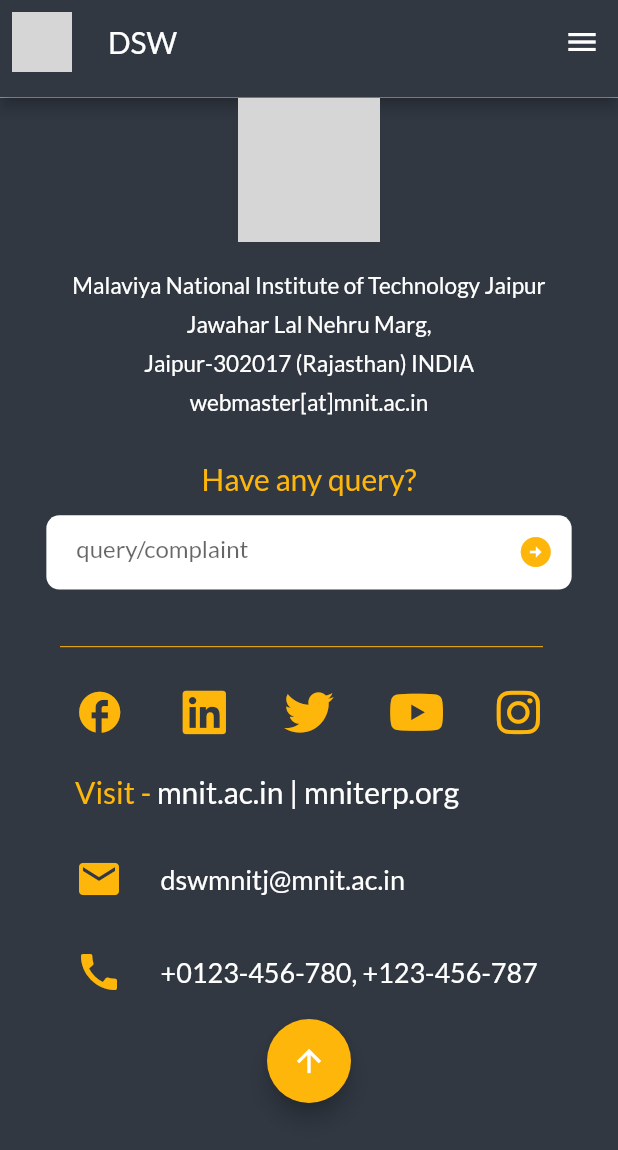
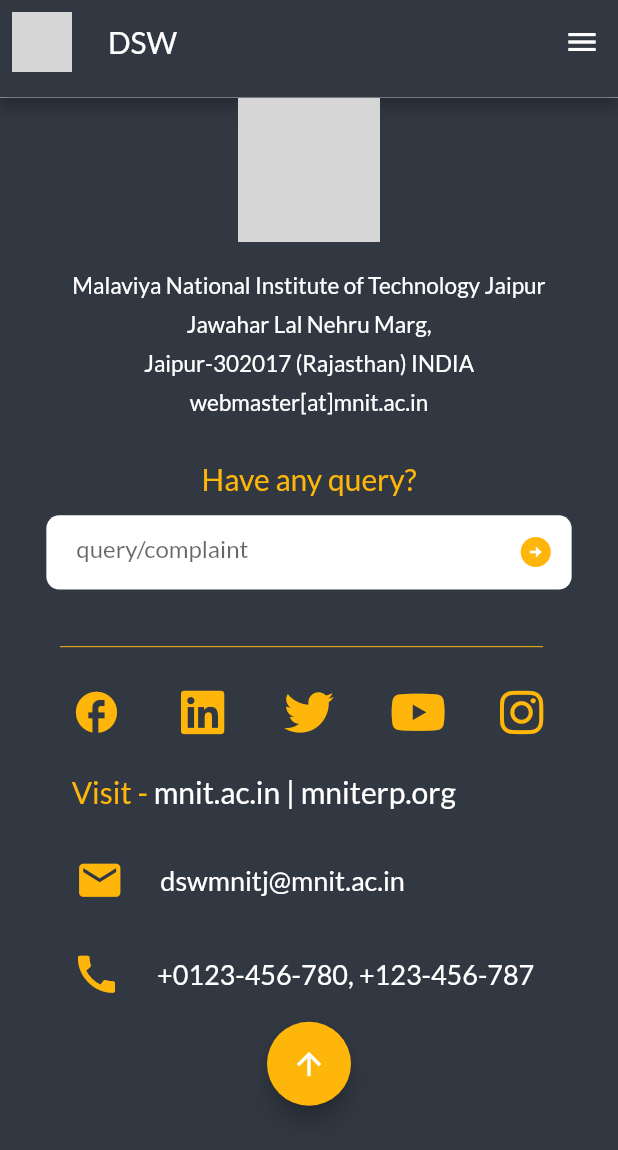
Before and after one commit to MNIT-DSW-APP/DSW-FRONTEND, a Flutter app: the AboutDSWScreen screen opened by its route, scrolled down 2201 dp, on a phone screen of 412 x 824 dp. Shown: the top 1150 px of the screen. Run offline on Flutter 3.47's test engine with Material 2 defaults, Android fonts, the phone set to English and light mode, and no system bars; our stand-ins replace carousel_slider, file_picker, flutter_lorem, font_awesome_flutter, percent_indicator, youtube_player_flutter; missing offline and left inert: rotated_corner_decoration; grey boxes are pictures that could not be loaded.

Commit message:
changes in copyright widget

```diff
--- a/lib/screens/landing_screen.dart
+++ b/lib/screens/landing_screen.dart
@@ -1,4 +1,5 @@
 import 'package:dswapp/widgets/aboutdsw_card.dart';
+import 'package:dswapp/widgets/copyright.dart';
 import 'package:dswapp/widgets/custom_appbar.dart';
 import 'package:dswapp/widgets/footer.dart';
 import 'package:dswapp/widgets/intro.dart';
@@ -60,6 +61,7 @@
                 width: 110,
               ),
               const Footer(),
+              const Copyright(),
             ],
           ),
         ),
--- a/lib/widgets/footer.dart
+++ b/lib/widgets/footer.dart
@@ -29,7 +29,8 @@
             child: Image.asset("lib/assets/images/Mnit_logo.png"),
           ),
           Padding(
-            padding: const EdgeInsets.only(top: 20, left: 15, right: 15),
+            padding: EdgeInsets.only(
+                top: 20, left: sz.width * 0.034, right: sz.width * 0.034),
             child: Text(
               "Malaviya National Institute of Technology Jaipur",
               style: TextStyle(
@@ -79,7 +80,8 @@
             color: yel,
           ),
           Padding(
-            padding: const EdgeInsets.only(top: 10, left: 50, right: 50),
+            padding: EdgeInsets.only(
+                top: 10, left: sz.width * 0.116, right: sz.width * 0.116),
             child: Row(
               mainAxisAlignment: MainAxisAlignment.spaceBetween,
               children: [
@@ -107,8 +109,11 @@
             ),
           ),
           Padding(
-            padding:
-                EdgeInsets.only(top: sz.height * 0.03, left: 50, right: 50),
+            padding: EdgeInsets.only(
+              top: sz.height * 0.03,
+              left: sz.width * 0.116,
+              right: sz.width * 0.116,
+            ),
             child: Row(
               children: [
                 Text(
@@ -135,11 +140,11 @@
               children: [
                 Icon(
                   Icons.mail,
-                  size: 32,
+                  size: sz.height * 0.04,
                   color: yel,
                 ),
                 Padding(
-                  padding: const EdgeInsets.only(left: 25),
+                  padding: EdgeInsets.only(left: sz.width * 0.058),
                   child: Text(
                     "dswmnitj@mnit.ac.in",
                     style: TextStyle(
@@ -152,16 +157,16 @@
             ),
           ),
           Padding(
-            padding: const EdgeInsets.only(top: 30, left: 50),
+            padding: EdgeInsets.only(top: 30, left: sz.width * 0.116),
             child: Row(
               children: [
                 Icon(
                   Icons.call,
-                  size: 32,
+                  size: sz.height * 0.04,
                   color: yel,
                 ),
                 Padding(
-                  padding: const EdgeInsets.only(left: 25),
+                  padding: EdgeInsets.only(left: sz.width * 0.058),
                   child: Text(
                     "+0123-456-780, +123-456-787",
                     style: TextStyle(
```
Also changed, not shown: lib/widgets/copyright.dart (+13 -11 lines).
